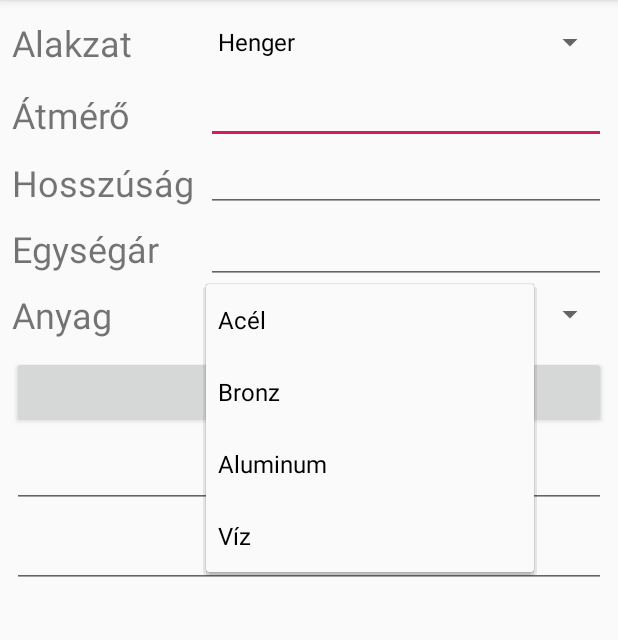
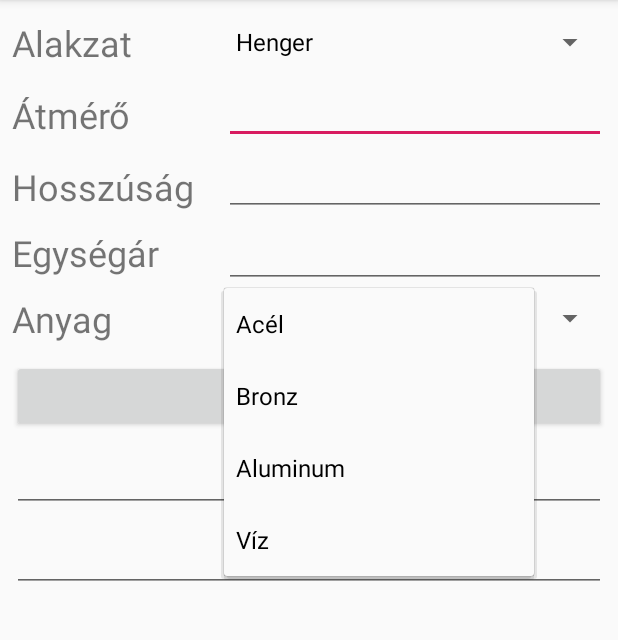
Before and after one commit to Kacsa22/Tomeg, an Android app: the screen it shows after launch (MainActivity), after a tap on "Acél", on a phone screen of 412 x 824 dp, the part 84-724 px from its top. Run offline under Robolectric (Android 15) with nearby library versions, the phone set to English and light mode, and no system bars.

Commit message:
Cső tömegszámolás

```diff
--- a/app/src/main/res/layout/activity_main.xml
+++ b/app/src/main/res/layout/activity_main.xml
@@ -61,8 +61,8 @@
         android:id="@+id/hossz_edit"
         android:layout_width="0dp"
         android:layout_height="40dp"
-        android:layout_marginStart="8dp"
-        android:layout_marginLeft="8dp"
+        android:layout_marginStart="20dp"
+        android:layout_marginLeft="20dp"
         android:layout_marginTop="8dp"
         android:layout_marginEnd="8dp"
         android:layout_marginRight="8dp"
@@ -101,10 +101,11 @@
         android:layout_height="wrap_content"
         android:layout_marginTop="8dp"
         android:ems="10"
-        android:inputType="textPersonName"
+        android:inputType="none"
         app:layout_constraintEnd_toEndOf="@+id/szamol_button"
         app:layout_constraintStart_toStartOf="@+id/szamol_button"
-        app:layout_constraintTop_toBottomOf="@+id/szamol_button" />
+        app:layout_constraintTop_toBottomOf="@+id/szamol_button"
+        android:editable="false"/>
 
     <EditText
         android:id="@+id/ar_edit"
@@ -112,10 +113,11 @@
         android:layout_height="wrap_content"
         android:layout_marginTop="8dp"
         android:ems="10"
-        android:inputType="textPersonName"
+        android:inputType="none"
         app:layout_constraintEnd_toEndOf="@+id/szamol_button"
         app:layout_constraintStart_toStartOf="@+id/szamol_button"
-        app:layout_constraintTop_toBottomOf="@+id/eredmeny_edit" />
+        app:layout_constraintTop_toBottomOf="@+id/eredmeny_edit"
+        android:editable="false"/>
 
     <TextView
         android:id="@+id/egysegar_text"
@@ -134,8 +136,8 @@
         android:id="@+id/egysegar_edit"
         android:layout_width="0dp"
         android:layout_height="40dp"
-        android:layout_marginStart="8dp"
-        android:layout_marginLeft="8dp"
+        android:layout_marginStart="20dp"
+        android:layout_marginLeft="20dp"
         android:layout_marginTop="8dp"
         android:layout_marginEnd="8dp"
         android:layout_marginRight="8dp"
@@ -149,8 +151,8 @@
         android:id="@+id/anyag_spinner"
         android:layout_width="0dp"
         android:layout_height="40dp"
-        android:layout_marginStart="8dp"
-        android:layout_marginLeft="8dp"
+        android:layout_marginStart="20dp"
+        android:layout_marginLeft="20dp"
         android:layout_marginEnd="8dp"
         android:layout_marginRight="8dp"
         app:layout_constraintEnd_toEndOf="parent"
```
Also changed, not shown: app/src/main/java/com/example/patrik/tomeg/MainActivity.java (+53 -4 lines).
